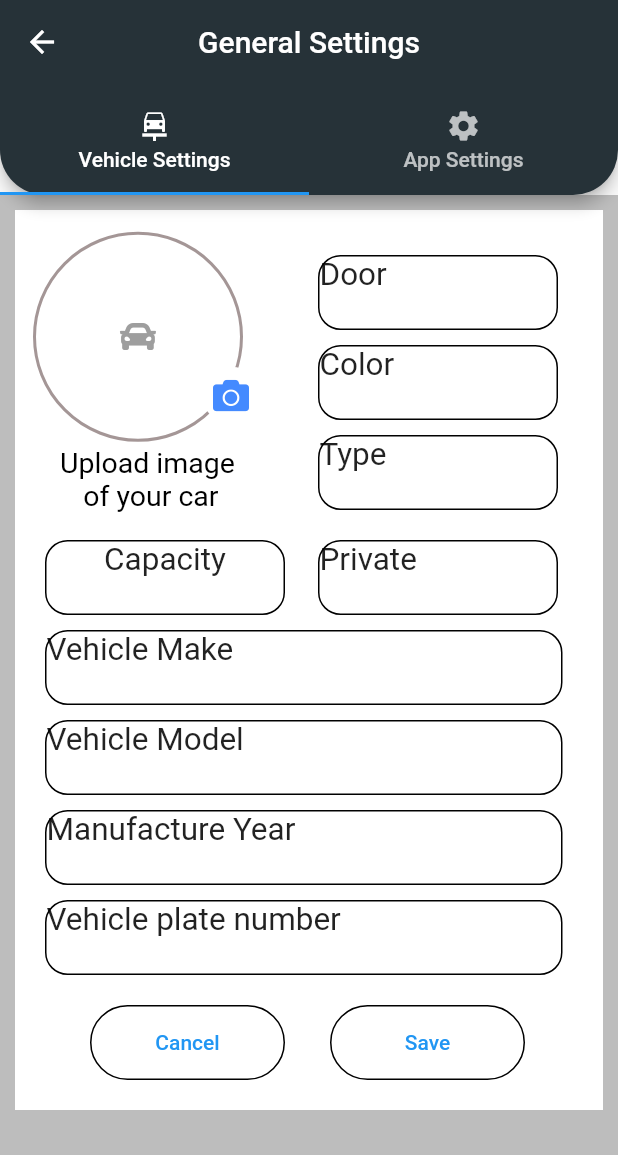
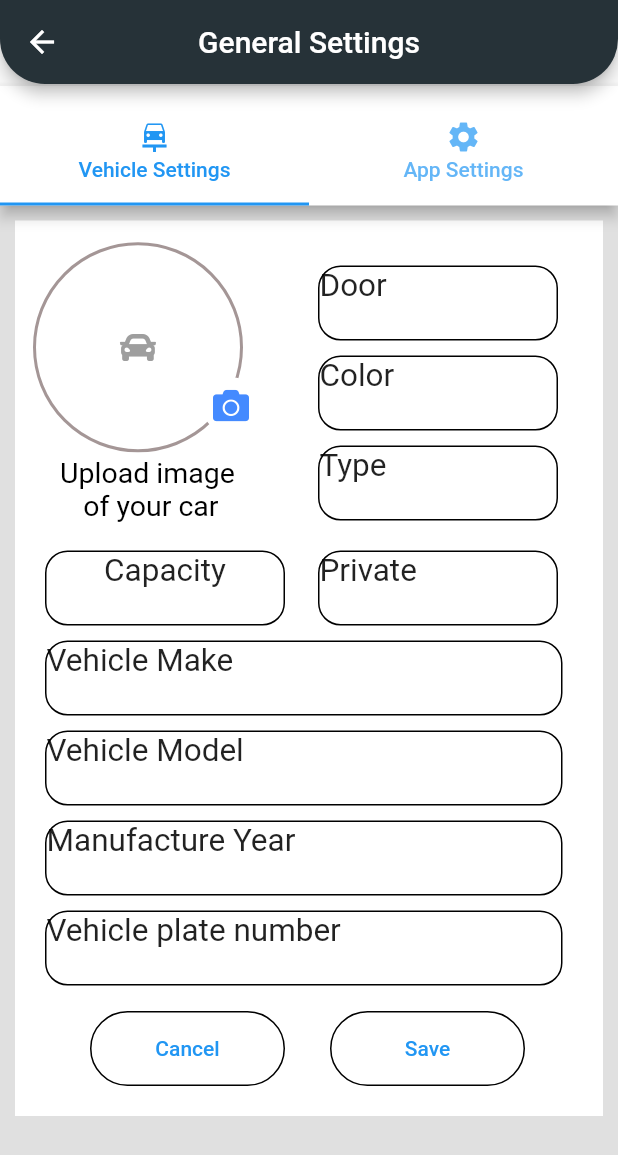
Before and after one commit to kest-cloud/DriversSettingsFLut, a Flutter app: the screen it shows after launch, on a phone screen of 412 x 824 dp. Shown: the top 1155 px of the screen. Run offline on Flutter 3.47's test engine with Material 2 defaults, Android fonts, the phone set to English and light mode, and no system bars; our stand-ins replace bloc, flutter_bloc, font_awesome_flutter, image_picker.

Commit message:
restrcutured the UI

```diff
--- a/lib/UI/general_settings.dart
+++ b/lib/UI/general_settings.dart
@@ -12,7 +12,46 @@ class _GeneralConState extends State<GeneralCon> {
   @override
   Widget build(BuildContext context) {
     // ignore: prefer_const_constructors
-    return Scaffold(
-        backgroundColor: Colors.grey[400], body: const StackClass());
+    return DefaultTabController(
+      length: 2,
+      initialIndex: 0,
+      child: Padding(
+        padding: const EdgeInsets.only(top: 1),
+        child: Scaffold(
+            appBar: PreferredSize(
+              preferredSize: const Size.fromHeight(80.0),
+              child: AppBar(
+                backgroundColor: Colors.white,
+                bottom: const TabBar(
+                  labelColor: Colors.blue,
+                  tabs: [
+                    Tab(
+                      iconMargin: EdgeInsets.fromLTRB(2, 2, 2, 2),
+                      icon: Icon(Icons.car_repair),
+                      text: "Vehicle Settings",
+                    ),
+                    Tab(
+                      iconMargin: EdgeInsets.fromLTRB(2, 2, 2, 2),
+                      icon: Icon(Icons.settings),
+                      text: "App Settings",
+                    )
+                  ],
+                ),
+              ),
+            ),
+            backgroundColor: Colors.grey[300],
+            body: const TabBarView(children: [
+              Center(
+                child: StackClass(),
+              ),
+              Center(child: Text("App Settings"))
+            ])),
+      ),
+    );
   }
 }
+
+
+
+
+    //
--- a/lib/UI/settings.dart
+++ b/lib/UI/settings.dart
@@ -1,3 +1,5 @@
+// ignore_for_file: prefer_const_constructors
+
 import 'package:flutter/material.dart';
 
 import 'general_settings.dart';
@@ -12,48 +14,20 @@ class SettingsPage extends StatefulWidget {
 class _SettingsPageState extends State<SettingsPage> {
   @override
   Widget build(BuildContext context) {
-    return DefaultTabController(
-      length: 2,
-      initialIndex: 0,
-      child: Scaffold(
-        appBar: AppBar(
-          // ignore: prefer_const_constructors
-          bottom: TabBar(
-            tabs: const [
-              Tab(
-                iconMargin: EdgeInsets.fromLTRB(2, 2, 2, 2),
-                icon: Icon(Icons.car_repair),
-                text: "Vehicle Settings",
-              ),
-              Tab(
-                iconMargin: EdgeInsets.fromLTRB(2, 2, 2, 2),
-                icon: Icon(Icons.settings),
-                text: "App Settings",
-              )
-            ],
+    return Scaffold(
+      appBar: AppBar(
+        shape: RoundedRectangleBorder(
+          borderRadius: BorderRadius.vertical(
+            bottom: Radius.circular(30),
           ),
-          leading:
-              IconButton(icon: const Icon(Icons.arrow_back), onPressed: () {}),
-          shape: const RoundedRectangleBorder(
-            borderRadius: BorderRadius.vertical(
-              bottom: Radius.circular(30),
-            ),
-          ),
-          backgroundColor: Colors.blueGrey.shade900,
-          centerTitle: true,
-          title: const Text('General Settings'),
         ),
-        body: const TabBarView(
-          children: [
-            Center(
-              child: GeneralCon(),
-            ),
-            Center(
-              child: Text("App Settings"),
-            ),
-          ],
-        ),
+        leading:
+            IconButton(icon: const Icon(Icons.arrow_back), onPressed: () {}),
+        centerTitle: true,
+        title: Text("General Settings"),
+        backgroundColor: Colors.blueGrey[900],
       ),
+      body: GeneralCon(),
     );
   }
 }
--- a/lib/UI/widgets/stackGen.dart
+++ b/lib/UI/widgets/stackGen.dart
@@ -19,7 +19,9 @@ class _StackClassState extends State<StackClass> {
 
   @override
   Widget build(BuildContext context) {
-    return Container(
+    return Padding(
+      padding: const EdgeInsets.fromLTRB(0, 0, 0, 70),
+      child: Container(
         margin: const EdgeInsets.all(10),
         color: Colors.white,
         width: 400,
@@ -298,6 +300,7 @@ class _StackClassState extends State<StackClass> {
             Container(),
           ],
         ),
+      ),
     );
   }
 }
```
Lines whose indentation alone changed are shown as unchanged.
